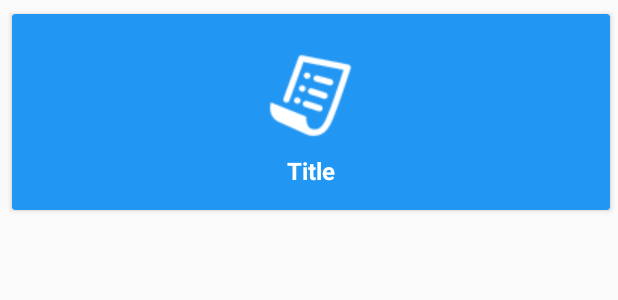
After one commit to neilb01/Eventful, an Android app: the layout list_category.xml on its own in the app's theme, with its tools: preview values and no code run, on a phone screen of 412 x 824 dp. The commit adds this screen. Shown: the top 300 px of the screen. Run offline under Robolectric (Android 15) with nearby library versions, the phone set to English and light mode, and no system bars.

Commit message:
Added calls to API to fetch all categories, categories model, and category adapater. Changed search so that it only searches that category. Added categories view.

```diff
--- a/app/src/main/java/com/example/greenteam/eventfulevents/Retrofit/Interface/APIListService.java
+++ b/app/src/main/java/com/example/greenteam/eventfulevents/Retrofit/Interface/APIListService.java
@@ -11,4 +11,7 @@ public interface APIListService {
                                      @Query("location") String location,
                                      @Query("page_number") String page_number);
 
+    @GET("json/categories/list?app_key=R5Kp5grL2bb8CqVt")
+    public Call<String> CategoryList();
+
 }
--- a/app/src/main/java/com/example/greenteam/eventfulevents/Utility/MyApplication.java
+++ b/app/src/main/java/com/example/greenteam/eventfulevents/Utility/MyApplication.java
@@ -15,7 +15,8 @@ public class MyApplication extends Application {
     private static MyApplication mInstance;
 
     @Override
-    public void onCreate() {
+    public void onCreate()
+    {
         super.onCreate();
         mInstance = this;
         retrofitUtil = new RetrofitUtil();
--- /dev/null
+++ b/app/src/main/res/layout/list_category.xml
@@ -0,0 +1,43 @@
+<?xml version="1.0" encoding="utf-8"?>
+
+
+<android.support.v7.widget.CardView xmlns:android="http://schemas.android.com/apk/res/android"
+                                    xmlns:app="http://schemas.android.com/apk/res-auto"
+                                    android:layout_width="match_parent"
+                                    android:layout_height="wrap_content"
+                                    android:layout_marginBottom="2.5dp"
+                                    android:layout_marginLeft="5dp"
+                                    android:layout_marginRight="2.5dp"
+                                    android:layout_marginTop="5dp"
+                                    app:cardBackgroundColor="@color/color_menu1"
+                                    app:cardUseCompatPadding="true"
+                                    app:contentPadding="5dp">
+
+    <LinearLayout
+        android:id="@+id/llMain"
+        android:layout_width="match_parent"
+        android:layout_height="match_parent"
+        android:gravity="center"
+        android:orientation="vertical"
+        android:paddingLeft="5dp"
+        android:paddingTop="10dp"
+        android:paddingBottom="10dp"
+        android:paddingRight="5dp">
+
+        <ImageView
+            android:layout_width="wrap_content"
+            android:layout_height="wrap_content"
+            android:src="@drawable/cat_pic"
+            android:tint="@android:color/white" />
+
+        <TextView
+            android:id="@+id/tvTitle"
+            android:layout_width="wrap_content"
+            android:layout_height="wrap_content"
+            android:text="Title"
+            android:textStyle="bold"
+            android:gravity="center"
+            android:textColor="@android:color/white"
+            android:textSize="16sp" />
+    </LinearLayout>
+</android.support.v7.widget.CardView>
```
Also changed, not shown: app/src/main/AndroidManifest.xml (+12 -6 lines), app/src/main/java/com/example/greenteam/eventfulevents/Activity/CategoryActivity.java (added, +103 -0 lines), app/src/main/java/com/example/greenteam/eventfulevents/Activity/MainActivity.java (+66 -29 lines), app/src/main/java/com/example/greenteam/eventfulevents/Adapter/CategoryAdapter.java (added, +64 -0 lines), app/src/main/java/com/example/greenteam/eventfulevents/Model/CategoriesModel.java (added, +17 -0 lines), app/src/main/res/layout/activity_category.xml (added, +50 -0 lines), app/src/main/res/values/colors.xml (+9 -1 lines), app/src/main/res/drawable/cat_pic.png (added).
